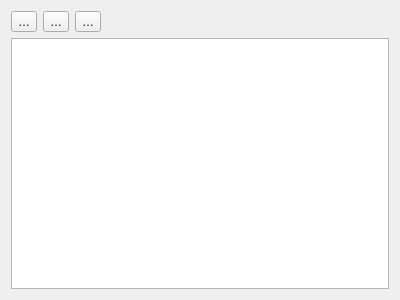
The window that src/ui/qgsdatumtransformtablewidgetbase.ui (qgis/QGIS) describes before a commit, drawn with Qt 5.
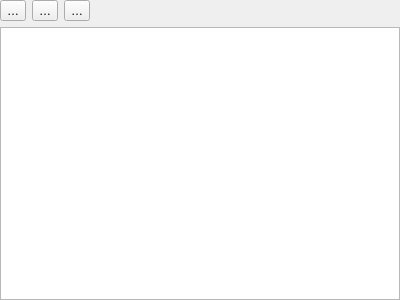
The same window after the commit. Icons and pictures are not drawn.

Commit message: Optimize space on CRS selection tab

What changed in the file:
```diff
--- a/src/ui/qgsdatumtransformtablewidgetbase.ui
+++ b/src/ui/qgsdatumtransformtablewidgetbase.ui
@@ -14,6 +14,18 @@
    <string>Form</string>
   </property>
   <layout class="QGridLayout" name="gridLayout">
+   <property name="leftMargin">
+    <number>0</number>
+   </property>
+   <property name="topMargin">
+    <number>0</number>
+   </property>
+   <property name="rightMargin">
+    <number>0</number>
+   </property>
+   <property name="bottomMargin">
+    <number>0</number>
+   </property>
    <item row="0" column="1">
     <widget class="QToolButton" name="mAddButton">
      <property name="text">
```
Left out of the diff: 31 changed lines with no effect on the pictures. The commit also changes 1 other file.
